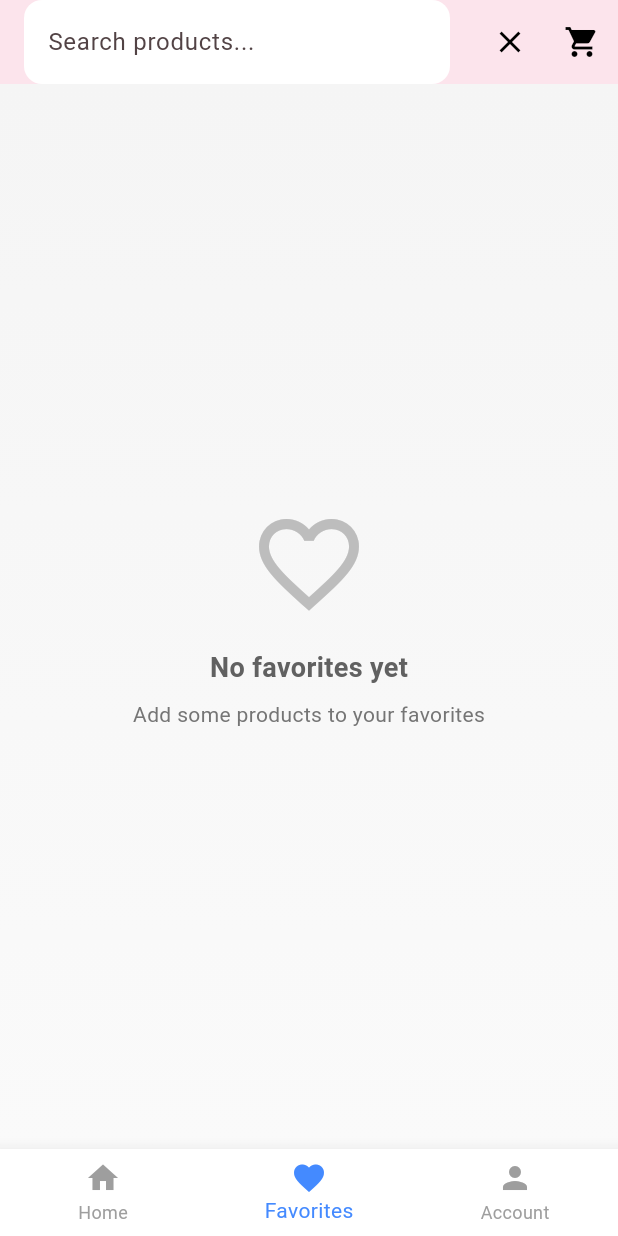
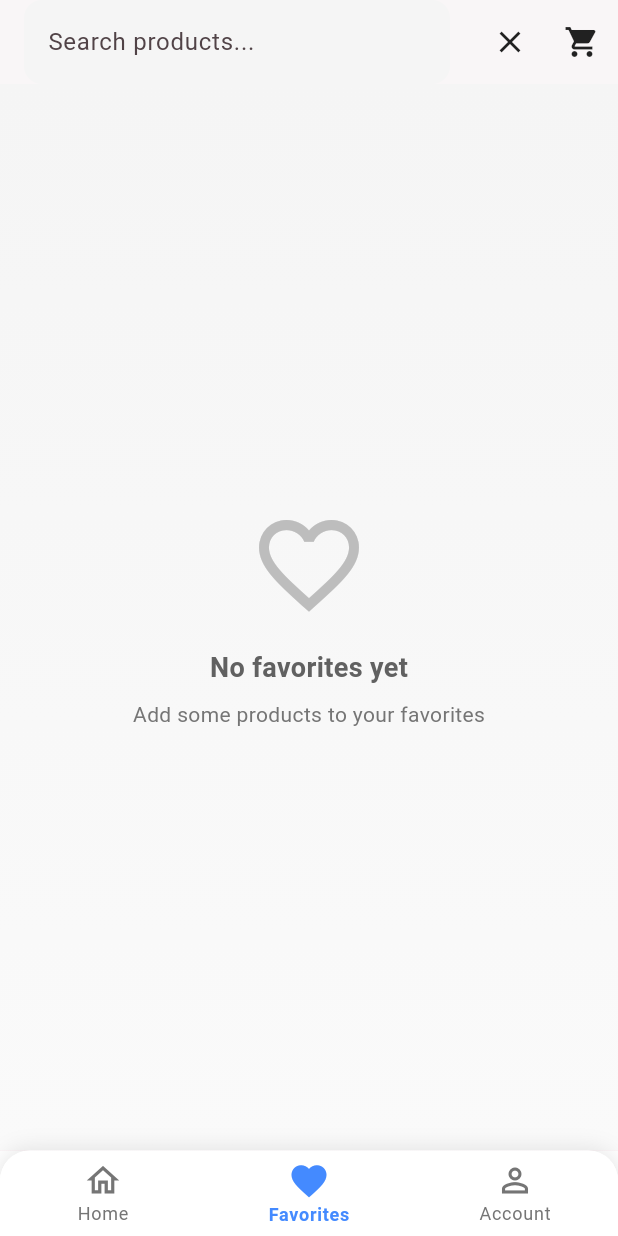
Before and after one commit to Temsegn/Electronics_shop, a Flutter app: the screen it shows after launch, item 2 of the bottom bar chosen, after a tap on the "search" icon, on a phone screen of 412 x 824 dp. Run offline on Flutter 3.47's test engine with Material 3 defaults, Android fonts, the phone set to English and light mode, and no system bars; our stand-ins replace flutter_riverpod, hive, hive_flutter; accounts and stored records are empty; generated files the repository leaves out were written again; network calls fail.

Commit message:
home screen updated

```diff
--- a/lib/main.dart
+++ b/lib/main.dart
@@ -36,10 +36,10 @@
       debugShowCheckedModeBanner: false,
       theme: ThemeData(
         colorScheme: ColorScheme.fromSeed(
-          seedColor: const Color(0xFFE91E63),
+          seedColor: const Color.fromARGB(255, 235, 46, 140),
           primary: const Color(0xFFE91E63),
           secondary: const Color(0xFFE91E63),
-          background: const Color(0xFFFCE4EC),
+          background: const Color.fromARGB(255, 243, 243, 243),
         ),
         scaffoldBackgroundColor: const Color(0xFFFCE4EC),
         appBarTheme: const AppBarTheme(
--- a/lib/views/screens/home_screen.dart
+++ b/lib/views/screens/home_screen.dart
@@ -48,7 +48,6 @@ class _HomeScreenState extends ConsumerState<HomeScreen> {
     final productsState = ref.watch(productsProvider);
 
     final screens = [
-      // Use Consumer to watch the topRatedProductsProvider
       Consumer(
         builder: (context, ref, child) {
           final topRatedAsync = ref.watch(topRatedProductsProvider);
@@ -64,8 +63,9 @@ class _HomeScreenState extends ConsumerState<HomeScreen> {
     ];
 
     return Scaffold(
+      backgroundColor: Colors.white, // Main scaffold background
       appBar: _buildAppBar(cartItemCount),
-      body: screens[_currentIndex],
+      body: Container(color: Colors.white, child: screens[_currentIndex]), // Ensure screen background
       bottomNavigationBar: _buildBottomNavigationBar(),
       floatingActionButton: isTablet && cartItemCount > 0 && _currentIndex == 0
           ? FloatingActionButton(
@@ -78,15 +78,22 @@ class _HomeScreenState extends ConsumerState<HomeScreen> {
 
   AppBar _buildAppBar(int cartItemCount) {
     return AppBar(
+      backgroundColor: Colors.white,
+      elevation: 1,
       title: AnimatedCrossFade(
-        firstChild: const Text('Tech Haven', style: TextStyle(fontWeight: FontWeight.bold, fontSize: 22)),
+        firstChild: const Text('Tech Haven',
+          style: TextStyle(
+            fontWeight: FontWeight.bold,
+            fontSize: 22,
+            color: Colors.black87,
+          )),
         secondChild: TextField(
           controller: _searchController,
           autofocus: true,
           decoration: InputDecoration(
             hintText: 'Search products...',
             filled: true,
-            fillColor: Colors.white,
+            fillColor: Colors.grey[100],
             border: OutlineInputBorder(
               borderRadius: BorderRadius.circular(12),
               borderSide: BorderSide.none,
@@ -101,9 +108,10 @@ class _HomeScreenState extends ConsumerState<HomeScreen> {
         crossFadeState: _isSearching ? CrossFadeState.showSecond : CrossFadeState.showFirst,
         duration: const Duration(milliseconds: 300),
       ),
+      iconTheme: const IconThemeData(color: Colors.black87),
       actions: [
         IconButton(
-          icon: Icon(_isSearching ? Icons.close : Icons.search),
+          icon: Icon(_isSearching ? Icons.close : Icons.search, color: Colors.black87),
           onPressed: () {
             setState(() {
               _isSearching = !_isSearching;
@@ -118,7 +126,7 @@ class _HomeScreenState extends ConsumerState<HomeScreen> {
           alignment: Alignment.center,
           children: [
             IconButton(
-              icon: const Icon(Icons.shopping_cart),
+              icon: const Icon(Icons.shopping_cart, color: Colors.black87),
               onPressed: () => Navigator.push(context, MaterialPageRoute(builder: (_) => const CartScreen())),
             ),
             if (cartItemCount > 0)
@@ -127,9 +135,12 @@ class _HomeScreenState extends ConsumerState<HomeScreen> {
                 right: 6,
                 child: Container(
                   padding: const EdgeInsets.all(4),
-                  decoration: BoxDecoration(color: Theme.of(context).colorScheme.error, shape: BoxShape.circle),
+                  decoration: BoxDecoration(
+                    color: Theme.of(context).colorScheme.error,
+                    shape: BoxShape.circle),
                   constraints: const BoxConstraints(minWidth: 18, minHeight: 18),
-                  child: Text('$cartItemCount', style: const TextStyle(color: Colors.white, fontSize: 10)),
+                  child: Text('$cartItemCount',
+                    style: const TextStyle(color: Colors.white, fontSize: 10)),
                 ),
               ),
           ],
@@ -137,11 +148,15 @@ class _HomeScreenState extends ConsumerState<HomeScreen> {
       ],
     );
   }
+
   Widget _buildHomeContent(List<Product> topRatedProducts, ProductsState productsState) {
     return RefreshIndicator(
       onRefresh: () async => ref.read(productsProvider.notifier).fetchProducts(refresh: true),
+      child: Container(
+        color: Colors.white,
         child: CustomScrollView(
           controller: _scrollController,
+          physics: const AlwaysScrollableScrollPhysics(),
           slivers: [
             _buildSectionTitle('Top Rated Products', () {}),
             SliverToBoxAdapter(
@@ -177,7 +192,7 @@ Widget _buildHomeContent(List<Product> topRatedProducts, ProductsState productsS
                         sliver: SliverGrid(
                           gridDelegate: SliverGridDelegateWithMaxCrossAxisExtent(
                             maxCrossAxisExtent: 200,
-                        childAspectRatio: 0.65, // Adjusted to account for shorter cards
+                            childAspectRatio: 0.65,
                             crossAxisSpacing: 12,
                             mainAxisSpacing: 12,
                           ),
@@ -196,33 +211,88 @@ Widget _buildHomeContent(List<Product> topRatedProducts, ProductsState productsS
               ),
           ],
         ),
+      ),
     );
   }
 
   Widget _buildBottomNavigationBar() {
-    return BottomNavigationBar(
+    return Container(
+      decoration: BoxDecoration(
+        color: Colors.white,
+        borderRadius: const BorderRadius.vertical(top: Radius.circular(20)),
+        boxShadow: [
+          BoxShadow(
+            color: Colors.black.withOpacity(0.1),
+            blurRadius: 12,
+            spreadRadius: 1,
+          )
+        ],
+      ),
+      child: ClipRRect(
+        borderRadius: const BorderRadius.vertical(top: Radius.circular(20)),
+        child: BottomNavigationBar(
           currentIndex: _currentIndex,
           onTap: (index) => setState(() => _currentIndex = index),
           backgroundColor: Colors.white,
-      elevation: 10,
+          elevation: 0,
+          selectedLabelStyle: const TextStyle(
+            fontWeight: FontWeight.w600,
+            fontSize: 12,
+            letterSpacing: 0.5,
+          ),
+          unselectedLabelStyle: const TextStyle(fontSize: 12),
           selectedItemColor: Colors.blueAccent,
-      unselectedItemColor: Colors.grey,
+          unselectedItemColor: Colors.grey[600],
           showUnselectedLabels: true,
           type: BottomNavigationBarType.fixed,
           items: [
-        _buildNavBarItem(Icons.home, "Home"),
-        _buildNavBarItem(Icons.favorite, "Favorites"),
-        _buildNavBarItem(Icons.person, "Account"),
+            _buildNavBarItem(Icons.home_outlined, Icons.home_filled, "Home", 0),
+            _buildNavBarItem(Icons.favorite_outline, Icons.favorite, "Favorites", 1),
+            _buildNavBarItem(Icons.person_outline, Icons.person, "Account", 2),
           ],
+        ),
+      ),
     );
   }
 
-  BottomNavigationBarItem _buildNavBarItem(IconData icon, String label) {
+  BottomNavigationBarItem _buildNavBarItem(
+    IconData outlineIcon,
+    IconData filledIcon,
+    String label,
+    int index,
+  ) {
+    final isSelected = _currentIndex == index;
     return BottomNavigationBarItem(
       icon: AnimatedContainer(
         duration: const Duration(milliseconds: 300),
-        padding: EdgeInsets.symmetric(vertical: _currentIndex == 0 ? 6 : 0),
-        child: Icon(icon, size: _currentIndex == 0 ? 28 : 24),
+        curve: Curves.fastOutSlowIn,
+        child: Column(
+          mainAxisSize: MainAxisSize.min,
+          children: [
+            AnimatedSwitcher(
+              duration: const Duration(milliseconds: 200),
+              transitionBuilder: (child, animation) => ScaleTransition(
+                scale: animation,
+                child: FadeTransition(
+                  opacity: animation,
+                  child: child,
+                ),
+              ),
+              child: isSelected
+                  ? Icon(
+                      filledIcon,
+                      key: ValueKey('filled_$index'),
+                      size: 28,
+                      color: Colors.blueAccent,
+                    )
+                  : Icon(
+                      outlineIcon,
+                      key: ValueKey('outline_$index'),
+                      size: 26,
+                    ),
+            ),
+          ],
+        ),
       ),
       label: label,
     );
@@ -230,14 +300,26 @@ Widget _buildHomeContent(List<Product> topRatedProducts, ProductsState productsS
 
   Widget _buildSectionTitle(String title, VoidCallback onTap) {
     return SliverToBoxAdapter(
+      child: Container(
+        color: Colors.white,
         child: Padding(
           padding: const EdgeInsets.fromLTRB(16, 16, 16, 8),
           child: Row(
             mainAxisAlignment: MainAxisAlignment.spaceBetween,
             children: [
-            Text(title, style: const TextStyle(fontSize: 18, fontWeight: FontWeight.bold)),
-            TextButton(onPressed: onTap, child: const Text('See All')),
+              Text(title,
+                style: const TextStyle(
+                  fontSize: 18,
+                  fontWeight: FontWeight.bold,
+                  color: Colors.black87,
+                )),
+              TextButton(
+                onPressed: onTap,
+                child: const Text('See All',
+                  style: TextStyle(color: Colors.blueAccent)),
+              ),
             ],
+          ),
         ),
       ),
     );
--- a/lib/views/widgets/product_card.dart
+++ b/lib/views/widgets/product_card.dart
@@ -36,7 +36,7 @@ class ProductCard extends ConsumerWidget {
         elevation: 6,
         shadowColor: Colors.grey.withOpacity(0.3),
         shape: RoundedRectangleBorder(
-          borderRadius: BorderRadius.circular(20),
+          borderRadius: BorderRadius.circular(10),
         ),
         child: Container(
           constraints: BoxConstraints(
@@ -62,7 +62,7 @@ class ProductCard extends ConsumerWidget {
                 children: [
                   ClipRRect(
                     borderRadius: const BorderRadius.vertical(
-                      top: Radius.circular(20),
+                      top: Radius.circular(10),
                     ),
                     child: Image.network(
                       product.thumbnail,
@@ -189,7 +189,7 @@ class ProductCard extends ConsumerWidget {
                             backgroundColor: Colors.green,
                             behavior: SnackBarBehavior.floating,
                             shape: RoundedRectangleBorder(
-                              borderRadius: BorderRadius.circular(8),
+                              borderRadius: BorderRadius.circular(10),
                             ),
                             duration: const Duration(seconds: 2),
                           ),
```
Lines whose indentation alone changed are shown as unchanged.
